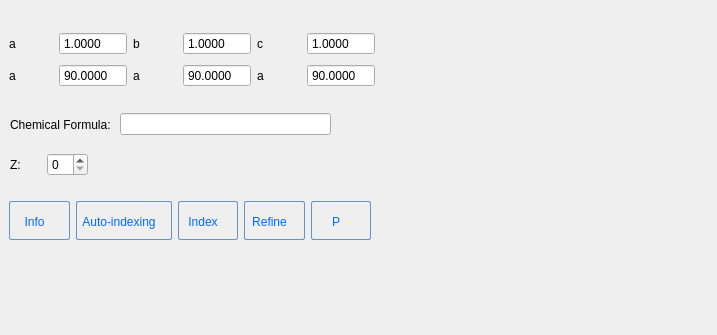
Old version of the form apps/NSXQt/ui/Tree/UnitCellPropertyWidget.ui in the repository k61n/openhkl.
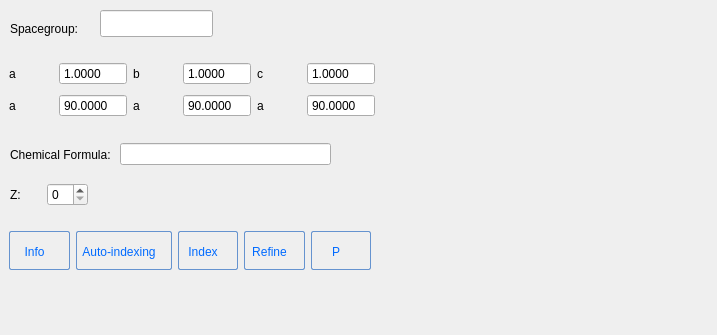
New version of the form.

Commit message: Include space group into UnitCell class. Added space group in NSXQT. Enable sorting reflections by equivalence classes. Integration of Peak3D now takes into account the scan step size for proper normalization. Also few modifications to the interface.

Diff of the .ui file:
```diff
--- a/apps/NSXQt/ui/Tree/UnitCellPropertyWidget.ui
+++ b/apps/NSXQt/ui/Tree/UnitCellPropertyWidget.ui
@@ -17,7 +17,7 @@
    <property name="geometry">
     <rect>
      <x>9</x>
-     <y>29</y>
+     <y>59</y>
      <width>366</width>
      <height>62</height>
     </rect>
@@ -170,7 +170,7 @@
    <property name="geometry">
     <rect>
      <x>9</x>
-     <y>200</y>
+     <y>230</y>
      <width>362</width>
      <height>41</height>
     </rect>
@@ -452,7 +452,7 @@
    <property name="geometry">
     <rect>
      <x>10</x>
-     <y>150</y>
+     <y>180</y>
      <width>78</width>
      <height>29</height>
     </rect>
@@ -487,7 +487,7 @@
    <property name="geometry">
     <rect>
      <x>10</x>
-     <y>110</y>
+     <y>140</y>
      <width>321</width>
      <height>29</height>
     </rect>
@@ -505,6 +505,29 @@
     </item>
    </layout>
   </widget>
+  <widget class="QLabel" name="label_3">
+   <property name="geometry">
+    <rect>
+     <x>10</x>
+     <y>20</y>
+     <width>91</width>
+     <height>17</height>
+    </rect>
+   </property>
+   <property name="text">
+    <string>Spacegroup:</string>
+   </property>
+  </widget>
+  <widget class="QLineEdit" name="lineEdit_SpaceGroup">
+   <property name="geometry">
+    <rect>
+     <x>100</x>
+     <y>10</y>
+     <width>113</width>
+     <height>27</height>
+    </rect>
+   </property>
+  </widget>
  </widget>
  <tabstops>
   <tabstop>doubleSpinBoxa</tabstop>
```
The commit also changes 30 other files.
